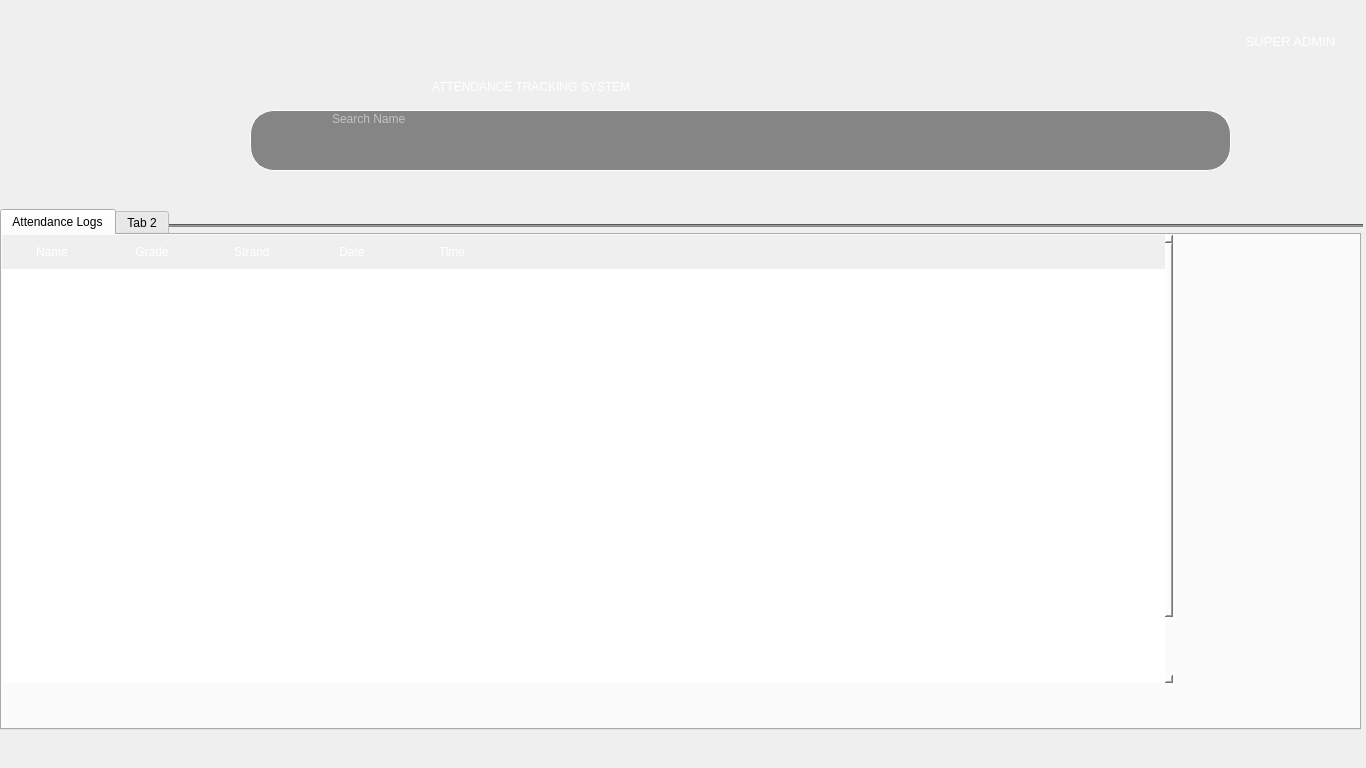
Qt form ui/superAdmin.ui (HimoJCode/Automated-Attendance-Tracking) before a commit.
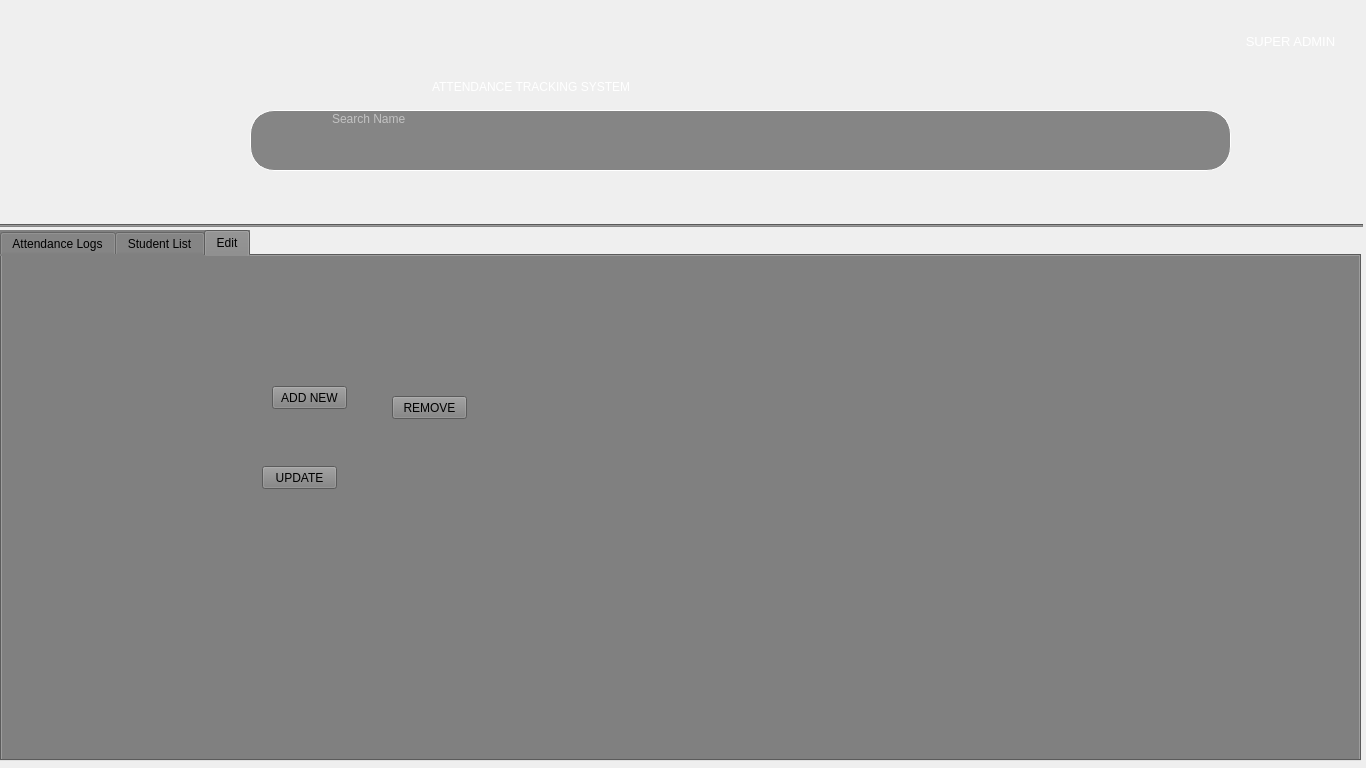
The same form after that commit. Icons and pictures are not drawn.

Commit message: Done automated UI and almost done admin UI

```diff
--- a/ui/superAdmin.ui
+++ b/ui/superAdmin.ui
@@ -192,20 +192,24 @@
        <property name="geometry">
         <rect>
          <x>0</x>
-         <y>209</y>
+         <y>230</y>
          <width>1361</width>
-         <height>521</height>
+         <height>531</height>
         </rect>
        </property>
        <property name="styleSheet">
         <string notr="true">font: 75 12pt &quot;MS Shell Dlg 2&quot;;
+background: grey;
 </string>
        </property>
+       <property name="tabPosition">
+        <enum>QTabWidget::North</enum>
+       </property>
        <property name="tabShape">
         <enum>QTabWidget::Rounded</enum>
        </property>
        <property name="currentIndex">
-        <number>0</number>
+        <number>2</number>
        </property>
        <property name="elideMode">
         <enum>Qt::ElideNone</enum>
@@ -280,7 +284,7 @@
           <number>15</number>
          </property>
          <attribute name="horizontalHeaderVisible">
-          <bool>true</bool>
+          <bool>false</bool>
          </attribute>
          <attribute name="horizontalHeaderCascadingSectionResizes">
           <bool>false</bool>
@@ -342,9 +346,53 @@
        </widget>
        <widget class="QWidget" name="tab_2">
         <attribute name="title">
-         <string>Tab 2</string>
+         <string>Student List</string>
         </attribute>
        </widget>
+       <widget class="QWidget" name="edit_tab">
+        <attribute name="title">
+         <string>Edit</string>
+        </attribute>
+        <widget class="QPushButton" name="pushButton">
+         <property name="geometry">
+          <rect>
+           <x>270</x>
+           <y>130</y>
+           <width>75</width>
+           <height>23</height>
+          </rect>
+         </property>
+         <property name="text">
+          <string>ADD NEW</string>
+         </property>
+        </widget>
+        <widget class="QPushButton" name="pushButton_2">
+         <property name="geometry">
+          <rect>
+           <x>260</x>
+           <y>210</y>
+           <width>75</width>
+           <height>23</height>
+          </rect>
+         </property>
+         <property name="text">
+          <string>UPDATE</string>
+         </property>
+        </widget>
+        <widget class="QPushButton" name="pushButton_3">
+         <property name="geometry">
+          <rect>
+           <x>390</x>
+           <y>140</y>
+           <width>75</width>
+           <height>23</height>
+          </rect>
+         </property>
+         <property name="text">
+          <string>REMOVE</string>
+         </property>
+        </widget>
+       </widget>
       </widget>
       <widget class="QFrame" name="frame_1">
        <property name="geometry">
```
Left out of the diff: 4 changed lines with no effect on the pictures. The commit also changes 3 other files.
